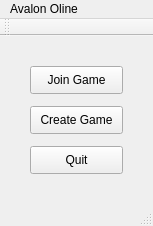
JRandomHacker/CS429-Avalon, file src/gui/optionswindow.ui: the form before one commit.
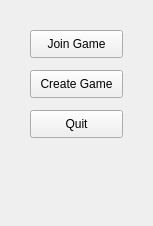
The form after the commit.

Commit message: Fixed 'oline' typo

```diff
--- a/src/gui/optionswindow.ui
+++ b/src/gui/optionswindow.ui
@@ -84,37 +84,6 @@
     </item>
    </widget>
   </widget>
-  <widget class="QToolBar" name="mainToolBar">
-   <attribute name="toolBarArea">
-    <enum>TopToolBarArea</enum>
-   </attribute>
-   <attribute name="toolBarBreak">
-    <bool>false</bool>
-   </attribute>
-  </widget>
-  <widget class="QStatusBar" name="statusBar"/>
-  <widget class="QMenuBar" name="menuBar">
-   <property name="geometry">
-    <rect>
-     <x>0</x>
-     <y>0</y>
-     <width>153</width>
-     <height>26</height>
-    </rect>
-   </property>
-   <widget class="QMenu" name="menuAvalon_Oline">
-    <property name="title">
-     <string>Avalon Oline</string>
-    </property>
-    <addaction name="actionFile"/>
-   </widget>
-   <addaction name="menuAvalon_Oline"/>
-  </widget>
-  <action name="actionFile">
-   <property name="text">
-    <string>File</string>
-   </property>
-  </action>
  </widget>
  <layoutdefault spacing="6" margin="11"/>
  <resources/>
```
